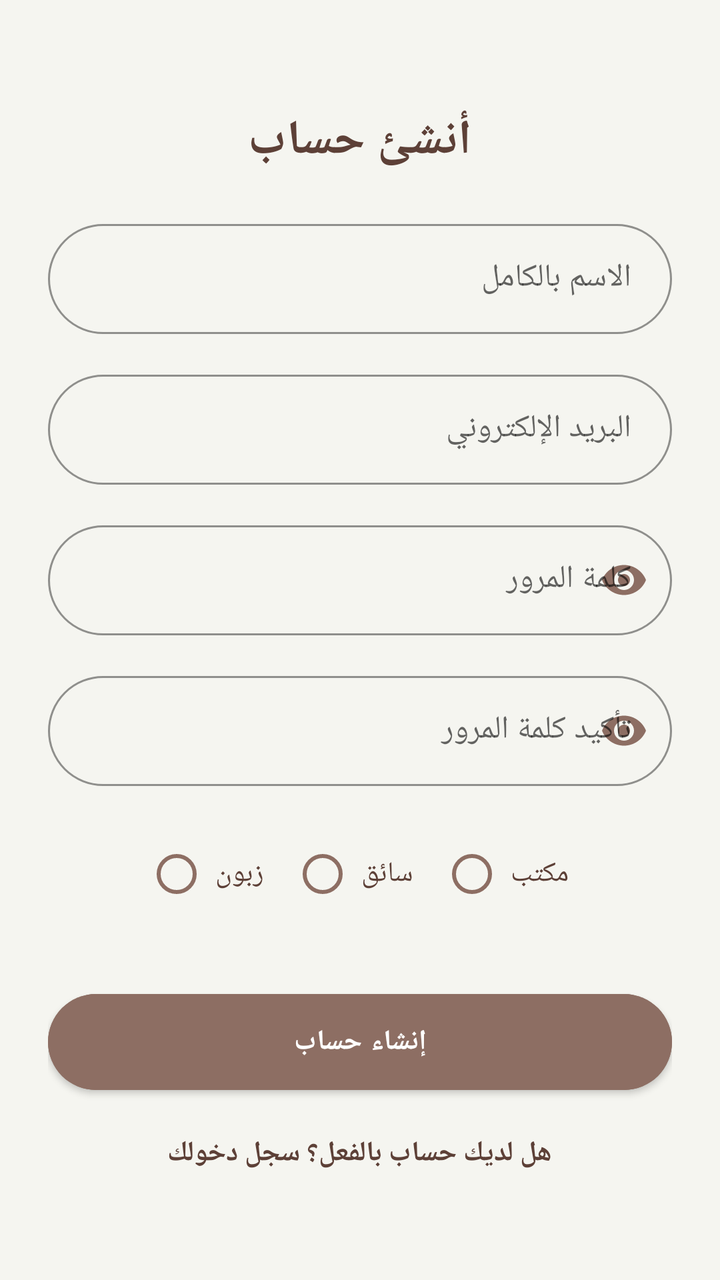
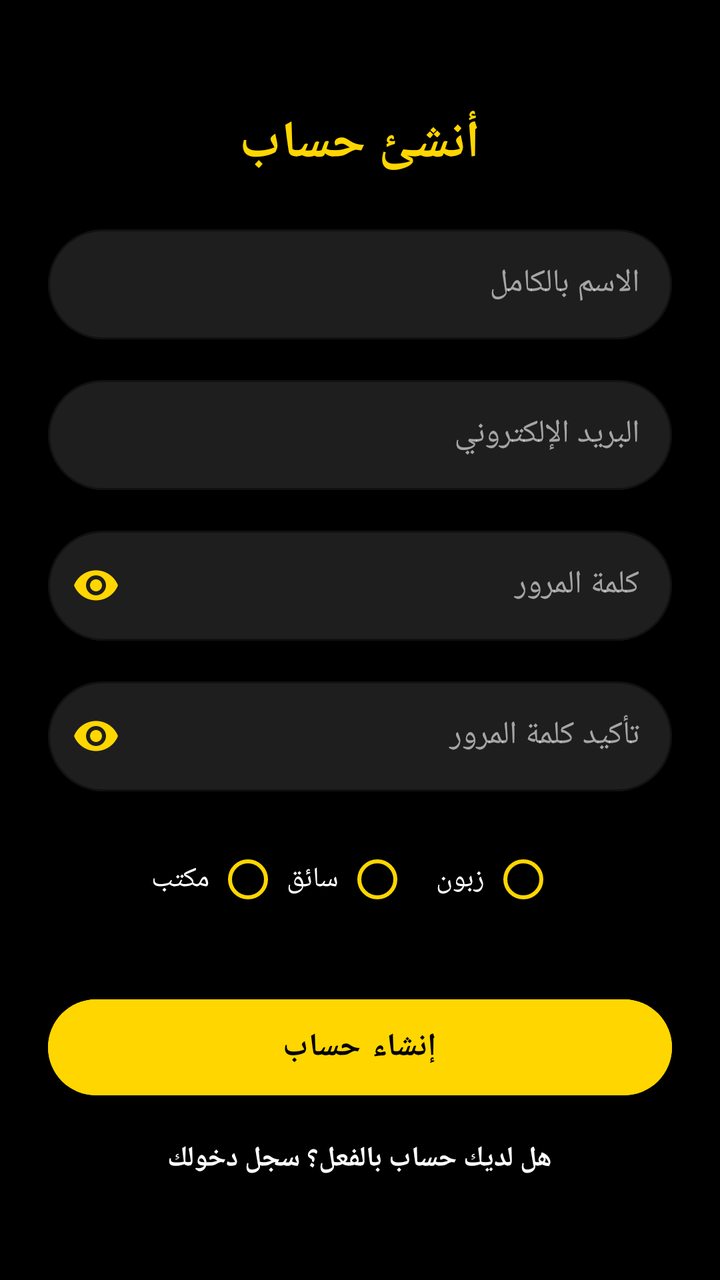

The first picture is an Android layout as it rendered before a commit; the second is the same layout after the commit. The layout source and the unified diff follow.
<!-- AndroidManifest.xml: application theme Theme.SonicTaxi -->
<!-- res/layout/activity_sign_up.xml -->
<?xml version="1.0" encoding="utf-8"?>
<ScrollView xmlns:android="http://schemas.android.com/apk/res/android"
    xmlns:app="http://schemas.android.com/apk/res-auto"
    android:layout_width="match_parent"
    android:layout_height="match_parent"
    android:background="#F5F5F0"
    android:padding="24dp">

    <LinearLayout
        android:layout_width="match_parent"
        android:layout_height="wrap_content"
        android:orientation="vertical"
        android:gravity="center_horizontal">

        <TextView
            android:layout_width="wrap_content"
            android:layout_height="wrap_content"
            android:layout_marginTop="30dp"
            android:text=" أنشئ حساب "
            android:textColor="#5D4037"
            android:textSize="24sp"
            android:textStyle="bold" />

        
        <com.google.android.material.textfield.TextInputLayout
            style="@style/Widget.MaterialComponents.TextInputLayout.OutlinedBox"
            android:layout_width="match_parent"
            android:layout_height="wrap_content"
            android:layout_marginTop="20dp"
            app:boxStrokeColor="#8D6E63"
            app:hintTextColor="#8D6E63"
            app:boxCornerRadiusTopStart="30dp"
            app:boxCornerRadiusTopEnd="30dp"
            app:boxCornerRadiusBottomStart="30dp"
            app:boxCornerRadiusBottomEnd="30dp">
            <com.google.android.material.textfield.TextInputEditText
                android:id="@+id/etName"
                android:layout_width="match_parent"
                android:layout_height="55dp"
                android:hint=" الاسم بالكامل "
                android:textColor="#5D4037" />
        </com.google.android.material.textfield.TextInputLayout>

        <com.google.android.material.textfield.TextInputLayout
            style="@style/Widget.MaterialComponents.TextInputLayout.OutlinedBox"
            android:layout_width="match_parent"
            android:layout_height="wrap_content"
            android:layout_marginTop="15dp"
            app:boxStrokeColor="#8D6E63"
            app:hintTextColor="#8D6E63"
            app:boxCornerRadiusTopStart="30dp"
            app:boxCornerRadiusTopEnd="30dp"
            app:boxCornerRadiusBottomStart="30dp"
            app:boxCornerRadiusBottomEnd="30dp">
            <com.google.android.material.textfield.TextInputEditText
                android:id="@+id/etEmail"
                android:layout_width="match_parent"
                android:layout_height="55dp"
                android:hint=" البريد الإلكتروني "
                android:inputType="textEmailAddress"
                android:textColor="#5D4037" />
        </com.google.android.material.textfield.TextInputLayout>

        <com.google.android.material.textfield.TextInputLayout
            style="@style/Widget.MaterialComponents.TextInputLayout.OutlinedBox"
            android:layout_width="match_parent"
            android:layout_height="wrap_content"
            android:layout_marginTop="15dp"
            app:boxStrokeColor="#8D6E63"
            app:hintTextColor="#8D6E63"
            app:boxCornerRadiusTopStart="30dp"
            app:boxCornerRadiusTopEnd="30dp"
            app:boxCornerRadiusBottomStart="30dp"
            app:boxCornerRadiusBottomEnd="30dp"
            app:passwordToggleEnabled="true"
            app:passwordToggleTint="#8D6E63">
            <com.google.android.material.textfield.TextInputEditText
                android:id="@+id/etPassword"
                android:layout_width="match_parent"
                android:layout_height="55dp"
                android:hint=" كلمة المرور "
                android:inputType="textPassword"
                android:textColor="#5D4037" />
        </com.google.android.material.textfield.TextInputLayout>

        
        <com.google.android.material.textfield.TextInputLayout
            style="@style/Widget.MaterialComponents.TextInputLayout.OutlinedBox"
            android:layout_width="match_parent"
            android:layout_height="wrap_content"
            android:layout_marginTop="15dp"
            app:boxStrokeColor="#8D6E63"
            app:hintTextColor="#8D6E63"
            app:boxCornerRadiusTopStart="30dp"
            app:boxCornerRadiusTopEnd="30dp"
            app:boxCornerRadiusBottomStart="30dp"
            app:boxCornerRadiusBottomEnd="30dp"
            app:passwordToggleEnabled="true"
            app:passwordToggleTint="#8D6E63">
            <com.google.android.material.textfield.TextInputEditText
                android:id="@+id/etConfirmPassword"
                android:layout_width="match_parent"
                android:layout_height="55dp"
                android:hint=" تأكيد كلمة المرور "
                android:inputType="textPassword"
                android:textColor="#5D4037" />
        </com.google.android.material.textfield.TextInputLayout>
        
        <RadioGroup
            android:id="@+id/rgRole"
            android:layout_width="match_parent"
            android:layout_height="wrap_content"
            android:layout_marginTop="20dp"
            android:gravity="center"
            android:orientation="horizontal">
            <RadioButton android:id="@+id/rbCustomer" android:layout_width="wrap_content" android:layout_height="wrap_content" android:text=" زبون " android:textColor="#5D4037" android:buttonTint="#8D6E63" android:layout_marginEnd="10dp"/>
            <RadioButton android:id="@+id/rbDriver" android:layout_width="wrap_content" android:layout_height="wrap_content" android:text=" سائق " android:textColor="#5D4037" android:buttonTint="#8D6E63" android:layout_marginEnd="10dp"/>
            <RadioButton android:id="@+id/rbOffice" android:layout_width="wrap_content" android:layout_height="wrap_content" android:text=" مكتب " android:textColor="#5D4037" android:buttonTint="#8D6E63"/>
        </RadioGroup>

        
        <LinearLayout
            android:id="@+id/llOfficeDetails"
            android:layout_width="match_parent"
            android:layout_height="wrap_content"
            android:orientation="vertical"
            android:visibility="gone">
            <com.google.android.material.textfield.TextInputLayout
                style="@style/Widget.MaterialComponents.TextInputLayout.OutlinedBox"
                android:layout_width="match_parent"
                android:layout_height="wrap_content"
                android:layout_marginTop="15dp"
                app:boxStrokeColor="#8D6E63"
                app:hintTextColor="#8D6E63"
                app:boxCornerRadiusTopStart="30dp"
                app:boxCornerRadiusTopEnd="30dp"
                app:boxCornerRadiusBottomStart="30dp"
                app:boxCornerRadiusBottomEnd="30dp">
                <com.google.android.material.textfield.TextInputEditText
                    android:id="@+id/etOfficeName"
                    android:layout_width="match_parent"
                    android:layout_height="55dp"
                    android:hint=" اسم المكتب "
                    android:textColor="#5D4037" />
            </com.google.android.material.textfield.TextInputLayout>
        </LinearLayout>

        <LinearLayout
            android:id="@+id/llDriverDetails"
            android:layout_width="match_parent"
            android:layout_height="wrap_content"
            android:orientation="vertical"
            android:visibility="gone">
            <com.google.android.material.textfield.TextInputLayout
                style="@style/Widget.MaterialComponents.TextInputLayout.OutlinedBox"
                android:layout_width="match_parent"
                android:layout_height="wrap_content"
                android:layout_marginTop="15dp"
                app:boxStrokeColor="#8D6E63"
                app:hintTextColor="#8D6E63"
                app:boxCornerRadiusTopStart="30dp"
                app:boxCornerRadiusTopEnd="30dp"
                app:boxCornerRadiusBottomStart="30dp"
                app:boxCornerRadiusBottomEnd="30dp">
                <com.google.android.material.textfield.TextInputEditText
                    android:id="@+id/etOfficeCode"
                    android:layout_width="match_parent"
                    android:layout_height="55dp"
                    android:hint=" كود الانضمام للمكتب "
                    android:textColor="#5D4037" />
            </com.google.android.material.textfield.TextInputLayout>
        </LinearLayout>

        <Button
            android:id="@+id/btnSignUp"
            android:layout_width="match_parent"
            android:layout_height="60dp"
            android:layout_marginTop="30dp"
            android:text=" إنشاء حساب "
            android:backgroundTint="#8D6E63"
            android:textColor="#FFFFFF"
            android:textStyle="bold"
            app:cornerRadius="30dp" />
        <TextView
            android:id="@+id/tv_login_redirect"
            android:layout_width="wrap_content"
            android:layout_height="wrap_content"
            android:layout_marginTop="16dp"
            android:text="هل لديك حساب بالفعل؟ سجل دخولك"
            android:textColor="#5D4037"
            android:textSize="14sp"
            android:textStyle="bold"
            android:layout_gravity="center"
            android:clickable="true"
            android:focusable="true" />
    </LinearLayout>
</ScrollView>
<!-- resources referenced by this layout -->
<resources>
  <style name="Theme.SonicTaxi" parent="Theme.MaterialComponents.DayNight.NoActionBar">        <item name="android:statusBarColor">#121212</item>
          <item name="android:windowLightStatusBar">false</item>
  
          <item name="colorPrimary">#121212</item>
          <item name="colorPrimaryVariant">#121212</item>
          <item name="colorSecondary">#FFD600</item>
      </style>
</resources>

<!-- the commit's change to res/layout/activity_sign_up.xml (unified diff, before → after) -->
@@ -3,22 +3,24 @@
     xmlns:app="http://schemas.android.com/apk/res-auto"
     android:layout_width="match_parent"
     android:layout_height="match_parent"
-    android:background="#F5F5F0"
+    android:background="@color/app_black"
     android:padding="24dp">
 
     <LinearLayout
         android:layout_width="match_parent"
         android:layout_height="wrap_content"
         android:orientation="vertical"
-        android:gravity="center_horizontal">
+        android:gravity="center_horizontal"
+        android:textDirection="rtl"
+        android:layoutDirection="rtl">
 
         <TextView
             android:layout_width="wrap_content"
             android:layout_height="wrap_content"
             android:layout_marginTop="30dp"
             android:text=" أنشئ حساب "
-            android:textColor="#5D4037"
-            android:textSize="24sp"
+            android:textColor="@color/accent_yellow"
+            android:textSize="26sp"
             android:textStyle="bold" />
 
         
@@ -27,60 +29,71 @@
             android:layout_width="match_parent"
             android:layout_height="wrap_content"
             android:layout_marginTop="20dp"
-            app:boxStrokeColor="#8D6E63"
-            app:hintTextColor="#8D6E63"
-            app:boxCornerRadiusTopStart="30dp"
-            app:boxCornerRadiusTopEnd="30dp"
-            app:boxCornerRadiusBottomStart="30dp"
-            app:boxCornerRadiusBottomEnd="30dp">
+            app:boxBackgroundColor="@color/field_background"
+            app:boxStrokeColor="@color/accent_yellow"
+            app:hintTextColor="@color/accent_yellow"
+            app:boxCornerRadiusTopStart="30dp"
+            app:boxCornerRadiusTopEnd="30dp"
+            app:boxCornerRadiusBottomStart="30dp"
+            app:boxCornerRadiusBottomEnd="30dp">
+
             <com.google.android.material.textfield.TextInputEditText
                 android:id="@+id/etName"
                 android:layout_width="match_parent"
                 android:layout_height="55dp"
-                android:hint=" الاسم بالكامل "
-                android:textColor="#5D4037" />
-        </com.google.android.material.textfield.TextInputLayout>
-
+                android:hint="الاسم بالكامل"
+                android:textColor="@color/app_white"
+                android:textColorHint="@color/app_white" />
+        </com.google.android.material.textfield.TextInputLayout>
+
+        
         <com.google.android.material.textfield.TextInputLayout
             style="@style/Widget.MaterialComponents.TextInputLayout.OutlinedBox"
             android:layout_width="match_parent"
             android:layout_height="wrap_content"
             android:layout_marginTop="15dp"
-            app:boxStrokeColor="#8D6E63"
-            app:hintTextColor="#8D6E63"
-            app:boxCornerRadiusTopStart="30dp"
-            app:boxCornerRadiusTopEnd="30dp"
-            app:boxCornerRadiusBottomStart="30dp"
-            app:boxCornerRadiusBottomEnd="30dp">
+            app:boxBackgroundColor="@color/field_background"
+            app:boxStrokeColor="@color/accent_yellow"
+            app:hintTextColor="@color/accent_yellow"
+            app:boxCornerRadiusTopStart="30dp"
+            app:boxCornerRadiusTopEnd="30dp"
+            app:boxCornerRadiusBottomStart="30dp"
+            app:boxCornerRadiusBottomEnd="30dp">
+
             <com.google.android.material.textfield.TextInputEditText
                 android:id="@+id/etEmail"
                 android:layout_width="match_parent"
                 android:layout_height="55dp"
-                android:hint=" البريد الإلكتروني "
+                android:hint="البريد الإلكتروني"
                 android:inputType="textEmailAddress"
-                android:textColor="#5D4037" />
-        </com.google.android.material.textfield.TextInputLayout>
-
+                android:textColor="@color/app_white"
+                android:textColorHint="@color/app_white" />
+        </com.google.android.material.textfield.TextInputLayout>
+
+        
         <com.google.android.material.textfield.TextInputLayout
             style="@style/Widget.MaterialComponents.TextInputLayout.OutlinedBox"
             android:layout_width="match_parent"
             android:layout_height="wrap_content"
             android:layout_marginTop="15dp"
-            app:boxStrokeColor="#8D6E63"
-            app:hintTextColor="#8D6E63"
-            app:boxCornerRadiusTopStart="30dp"
-            app:boxCornerRadiusTopEnd="30dp"
-            app:boxCornerRadiusBottomStart="30dp"
-            app:boxCornerRadiusBottomEnd="30dp"
+            app:boxBackgroundColor="@color/field_background"
+            app:boxStrokeColor="@color/accent_yellow"
+            app:hintTextColor="@color/accent_yellow"
             app:passwordToggleEnabled="true"
-            app:passwordToggleTint="#8D6E63">
+            app:passwordToggleTint="@color/accent_yellow"
+            app:boxCornerRadiusTopStart="30dp"
+            app:boxCornerRadiusTopEnd="30dp"
+            app:boxCornerRadiusBottomStart="30dp"
+            app:boxCornerRadiusBottomEnd="30dp">
+
             <com.google.android.material.textfield.TextInputEditText
                 android:id="@+id/etPassword"
                 android:layout_width="match_parent"
                 android:layout_height="55dp"
-                android:hint=" كلمة المرور "
+                android:hint="كلمة المرور"
                 android:inputType="textPassword"
-                android:textColor="#5D4037" />
+                android:textColor="@color/app_white"
+                android:textColorHint="@color/app_white" />
         </com.google.android.material.textfield.TextInputLayout>
 
         
@@ -89,22 +102,26 @@
             android:layout_width="match_parent"
             android:layout_height="wrap_content"
             android:layout_marginTop="15dp"
-            app:boxStrokeColor="#8D6E63"
-            app:hintTextColor="#8D6E63"
-            app:boxCornerRadiusTopStart="30dp"
-            app:boxCornerRadiusTopEnd="30dp"
-            app:boxCornerRadiusBottomStart="30dp"
-            app:boxCornerRadiusBottomEnd="30dp"
+            app:boxBackgroundColor="@color/field_background"
+            app:boxStrokeColor="@color/accent_yellow"
+            app:hintTextColor="@color/accent_yellow"
             app:passwordToggleEnabled="true"
-            app:passwordToggleTint="#8D6E63">
+            app:passwordToggleTint="@color/accent_yellow"
+            app:boxCornerRadiusTopStart="30dp"
+            app:boxCornerRadiusTopEnd="30dp"
+            app:boxCornerRadiusBottomStart="30dp"
+            app:boxCornerRadiusBottomEnd="30dp">
+
             <com.google.android.material.textfield.TextInputEditText
                 android:id="@+id/etConfirmPassword"
                 android:layout_width="match_parent"
                 android:layout_height="55dp"
-                android:hint=" تأكيد كلمة المرور "
+                android:hint="تأكيد كلمة المرور"
                 android:inputType="textPassword"
-                android:textColor="#5D4037" />
-        </com.google.android.material.textfield.TextInputLayout>
+                android:textColor="@color/app_white"
+                android:textColorHint="@color/app_white" />
+        </com.google.android.material.textfield.TextInputLayout>
+
         
         <RadioGroup
             android:id="@+id/rgRole"
@@ -113,9 +130,32 @@
             android:layout_marginTop="20dp"
             android:gravity="center"
             android:orientation="horizontal">
-            <RadioButton android:id="@+id/rbCustomer" android:layout_width="wrap_content" android:layout_height="wrap_content" android:text=" زبون " android:textColor="#5D4037" android:buttonTint="#8D6E63" android:layout_marginEnd="10dp"/>
-            <RadioButton android:id="@+id/rbDriver" android:layout_width="wrap_content" android:layout_height="wrap_content" android:text=" سائق " android:textColor="#5D4037" android:buttonTint="#8D6E63" android:layout_marginEnd="10dp"/>
-            <RadioButton android:id="@+id/rbOffice" android:layout_width="wrap_content" android:layout_height="wrap_content" android:text=" مكتب " android:textColor="#5D4037" android:buttonTint="#8D6E63"/>
+
+            <RadioButton
+                android:id="@+id/rbCustomer"
+                android:layout_width="wrap_content"
+                android:layout_height="wrap_content"
+                android:text=" زبون "
+                android:textColor="@color/app_white"
+                android:buttonTint="@color/accent_yellow"
+                android:layout_marginStart="10dp" />
+
+            <RadioButton
+                android:id="@+id/rbDriver"
+                android:layout_width="wrap_content"
+                android:layout_height="wrap_content"
+                android:text=" سائق "
+                android:textColor="@color/app_white"
+                android:buttonTint="@color/accent_yellow"
+                android:layout_marginStart="10dp" />
+
+            <RadioButton
+                android:id="@+id/rbOffice"
+                android:layout_width="wrap_content"
+                android:layout_height="wrap_content"
+                android:text=" مكتب "
+                android:textColor="@color/app_white"
+                android:buttonTint="@color/accent_yellow" />
         </RadioGroup>
 
         
@@ -125,73 +165,86 @@
             android:layout_height="wrap_content"
             android:orientation="vertical"
             android:visibility="gone">
+
             <com.google.android.material.textfield.TextInputLayout
                 style="@style/Widget.MaterialComponents.TextInputLayout.OutlinedBox"
                 android:layout_width="match_parent"
                 android:layout_height="wrap_content"
                 android:layout_marginTop="15dp"
-                app:boxStrokeColor="#8D6E63"
-                app:hintTextColor="#8D6E63"
+                app:boxBackgroundColor="@color/field_background"
+                app:boxStrokeColor="@color/accent_yellow"
+                app:hintTextColor="@color/accent_yellow"
                 app:boxCornerRadiusTopStart="30dp"
                 app:boxCornerRadiusTopEnd="30dp"
                 app:boxCornerRadiusBottomStart="30dp"
                 app:boxCornerRadiusBottomEnd="30dp">
+
                 <com.google.android.material.textfield.TextInputEditText
                     android:id="@+id/etOfficeName"
                     android:layout_width="match_parent"
                     android:layout_height="55dp"
-                    android:hint=" اسم المكتب "
-                    android:textColor="#5D4037" />
+                    android:hint="اسم المكتب"
+                    android:textColor="@color/app_white"
+                    android:textColorHint="@color/app_white" />
             </com.google.android.material.textfield.TextInputLayout>
         </LinearLayout>
 
+        
         <LinearLayout
             android:id="@+id/llDriverDetails"
             android:layout_width="match_parent"
             android:layout_height="wrap_content"
             android:orientation="vertical"
             android:visibility="gone">
+
             <com.google.android.material.textfield.TextInputLayout
                 style="@style/Widget.MaterialComponents.TextInputLayout.OutlinedBox"
                 android:layout_width="match_parent"
                 android:layout_height="wrap_content"
                 android:layout_marginTop="15dp"
-                app:boxStrokeColor="#8D6E63"
-                app:hintTextColor="#8D6E63"
+                app:boxBackgroundColor="@color/field_background"
+                app:boxStrokeColor="@color/accent_yellow"
+                app:hintTextColor="@color/accent_yellow"
                 app:boxCornerRadiusTopStart="30dp"
                 app:boxCornerRadiusTopEnd="30dp"
                 app:boxCornerRadiusBottomStart="30dp"
                 app:boxCornerRadiusBottomEnd="30dp">
+
                 <com.google.android.material.textfield.TextInputEditText
                     android:id="@+id/etOfficeCode"
                     android:layout_width="match_parent"
                     android:layout_height="55dp"
-                    android:hint=" كود الانضمام للمكتب "
-                    android:textColor="#5D4037" />
+                    android:hint="كود الانضمام للمكتب"
+                    android:textColor="@color/app_white"
+                    android:textColorHint="@color/app_white" />
             </com.google.android.material.textfield.TextInputLayout>
         </LinearLayout>
 
+        
         <Button
             android:id="@+id/btnSignUp"
             android:layout_width="match_parent"
             android:layout_height="60dp"
             android:layout_marginTop="30dp"
             android:text=" إنشاء حساب "
-            android:backgroundTint="#8D6E63"
-            android:textColor="#FFFFFF"
+            android:backgroundTint="@color/accent_yellow"
+            android:textColor="@color/app_black"
             android:textStyle="bold"
+            android:textSize="16sp"
             app:cornerRadius="30dp" />
+
         <TextView
             android:id="@+id/tv_login_redirect"
             android:layout_width="wrap_content"
             android:layout_height="wrap_content"
             android:layout_marginTop="16dp"
             android:text="هل لديك حساب بالفعل؟ سجل دخولك"
-            android:textColor="#5D4037"
+            android:textColor="@color/app_white"
             android:textSize="14sp"
             android:textStyle="bold"
             android:layout_gravity="center"
             android:clickable="true"
             android:focusable="true" />
+
     </LinearLayout>
 </ScrollView>
<!-- resource entries referenced after the edit -->
@@ -1,11 +1,20 @@
 <!-- resources referenced by this layout -->
 <resources>
-  <style name="Theme.SonicTaxi" parent="Theme.MaterialComponents.DayNight.NoActionBar">        <item name="android:statusBarColor">#121212</item>
+  <color name="accent_yellow">#FFD600</color>
+  <color name="app_black">#000000</color>
+  <color name="app_white">#FFFFFF</color>
+  <color name="field_background">#1E1E1E</color>
+  <style name="Theme.SonicTaxi" parent="Theme.MaterialComponents.DayNight.NoActionBar">
+          <item name="android:statusBarColor">#121212</item>
           <item name="android:windowLightStatusBar">false</item>
   
           <item name="colorPrimary">#121212</item>
           <item name="colorPrimaryVariant">#121212</item>
           <item name="colorSecondary">#FFD600</item>
+  
+          
+          <item name="colorOnSurface">@color/app_white</item>
+          <item name="editTextStyle">@style/Widget.AppCompat.EditText</item>
       </style>
 </resources>
 
